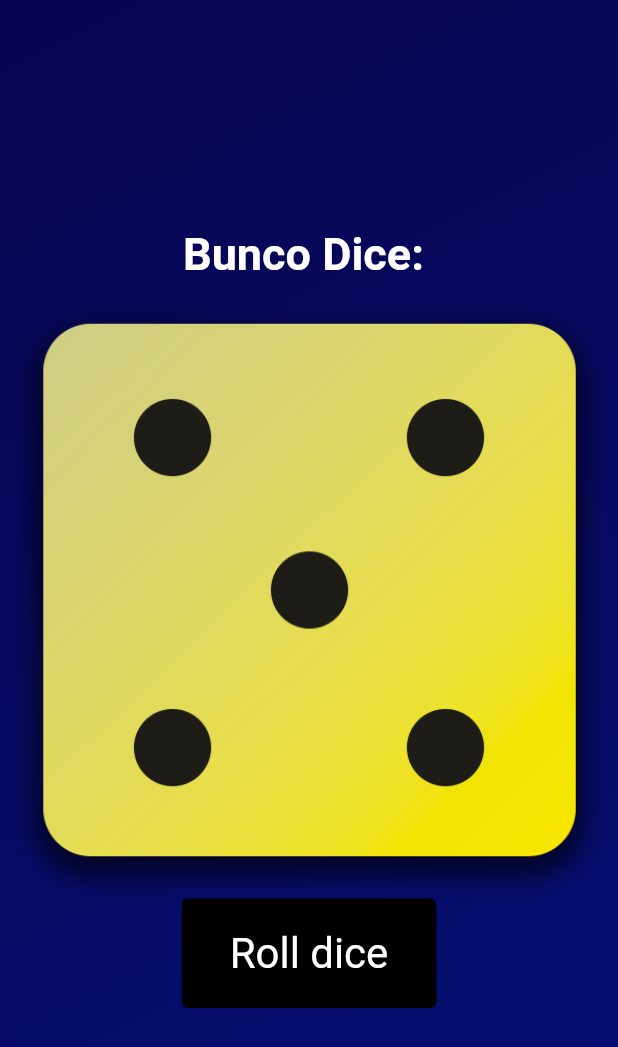
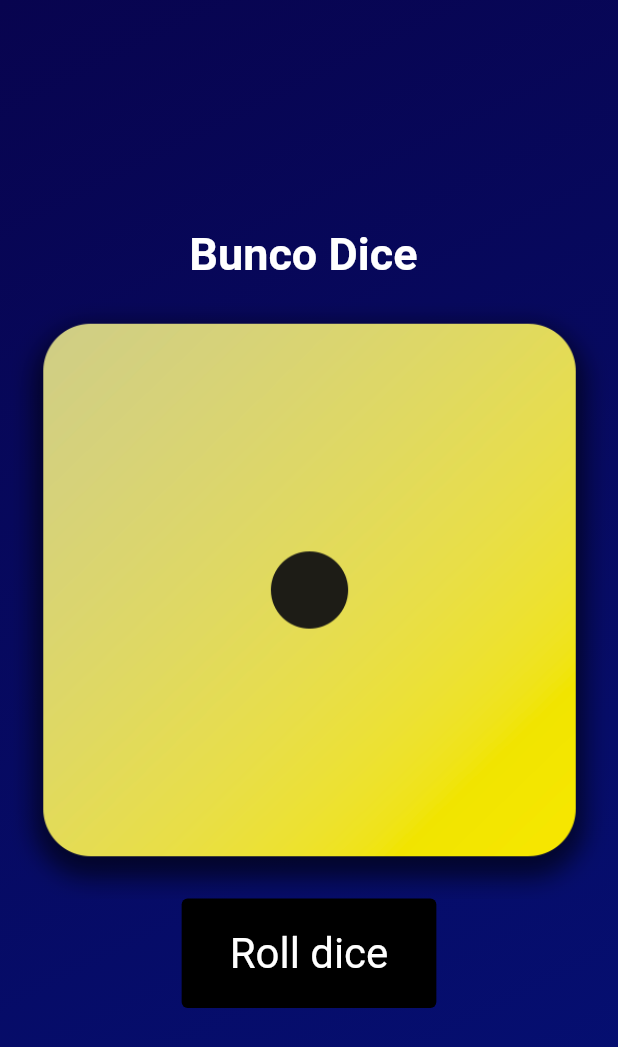
Before and after one commit to ntwari-egide/dice-app-flutter, a Flutter app: the screen it shows after launch, after a tap on "Roll dice", on a phone screen of 412 x 824 dp. Shown: the top 1047 px of the screen. Run offline on Flutter 3.47's test engine with Material 2 defaults, Android fonts, the phone set to English and light mode, and no system bars.

```diff
--- a/lib/dice_roller.dart
+++ b/lib/dice_roller.dart
@@ -16,13 +16,14 @@ class DiceRoller extends StatefulWidget {
 class _DiceRollerState extends State<DiceRoller> {
 
   var rolledNumber = 1;
+  var randomizer = Random();
 
   // defining functions
   // implement changing dice image algorithm
   void rollDice() {
     //setting new state
     setState(() {
-      rolledNumber = Random().nextInt(6) + 1; // between 1 and 6
+      rolledNumber = randomizer.nextInt(5) + 1; // between 1 and 6
     });
   }
 
@@ -32,7 +33,7 @@ class _DiceRollerState extends State<DiceRoller> {
           mainAxisSize: MainAxisSize.min,
           children: [
             const Text(
-              "Bunco Dice: ",
+              "Bunco Dice ",
               style: TextStyle(
                 fontSize: 30,
                 color: Colors.white,
```
